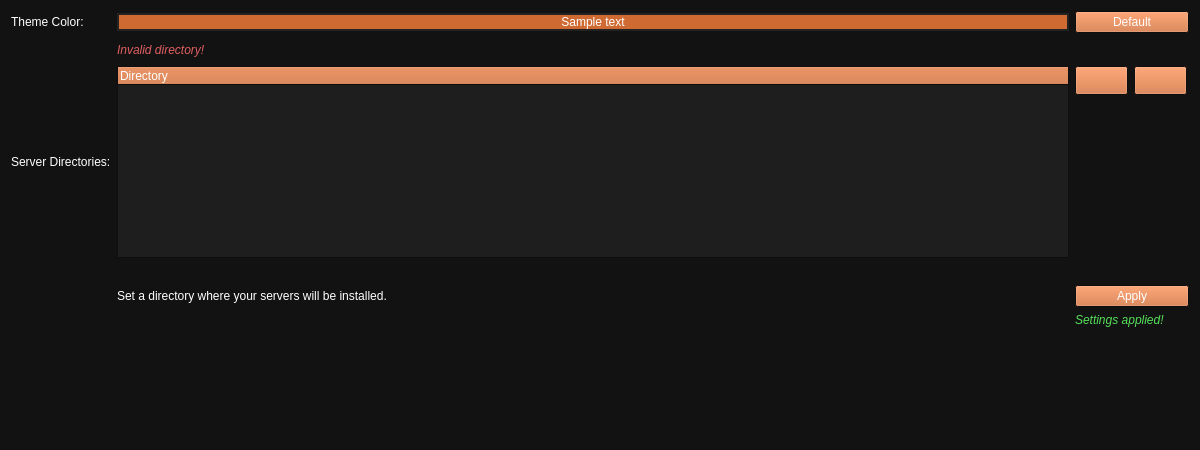
The window that ui/settingsdialog.ui (metootem/TF2-Dedicated-Server-Manager) describes before a commit, drawn with Qt 5.
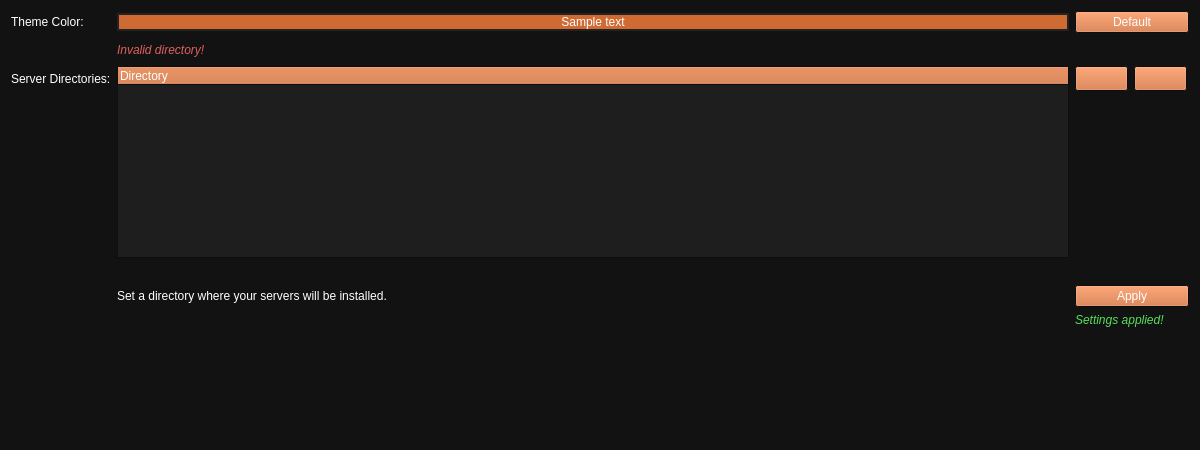
The same window after the commit. Icons and pictures are not drawn.

Commit message: PublicIP is now fetched only once when app opens Visual touchups for settings window Fix connect to server button trying to join when clicking cancel

Patch:
```diff
--- a/ui/settingsdialog.ui
+++ b/ui/settingsdialog.ui
@@ -1048,338 +1048,6 @@
        </property>
       </spacer>
      </item>
-     <item row="2" column="0">
-      <widget class="QLabel" name="lblSrvDir">
-       <property name="palette">
-        <palette>
-         <active>
-          <colorrole role="WindowText">
-           <brush brushstyle="SolidPattern">
-            <color alpha="255">
-             <red>255</red>
-             <green>255</green>
-             <blue>255</blue>
-            </color>
-           </brush>
-          </colorrole>
-          <colorrole role="Button">
-           <brush brushstyle="SolidPattern">
-            <color alpha="255">
-             <red>207</red>
-             <green>106</green>
-             <blue>50</blue>
-            </color>
-           </brush>
-          </colorrole>
-          <colorrole role="Dark">
-           <brush brushstyle="SolidPattern">
-            <color alpha="255">
-             <red>92</red>
-             <green>92</green>
-             <blue>92</blue>
-            </color>
-           </brush>
-          </colorrole>
-          <colorrole role="Mid">
-           <brush brushstyle="SolidPattern">
-            <color alpha="255">
-             <red>127</red>
-             <green>127</green>
-             <blue>127</blue>
-            </color>
-           </brush>
-          </colorrole>
-          <colorrole role="Text">
-           <brush brushstyle="SolidPattern">
-            <color alpha="255">
-             <red>255</red>
-             <green>255</green>
-             <blue>255</blue>
-            </color>
-           </brush>
-          </colorrole>
-          <colorrole role="ButtonText">
-           <brush brushstyle="SolidPattern">
-            <color alpha="255">
-             <red>255</red>
-             <green>255</green>
-             <blue>255</blue>
-            </color>
-           </brush>
-          </colorrole>
-          <colorrole role="Base">
-           <brush brushstyle="SolidPattern">
-            <color alpha="255">
-             <red>30</red>
-             <green>30</green>
-             <blue>30</blue>
-            </color>
-           </brush>
-          </colorrole>
-          <colorrole role="Window">
-           <brush brushstyle="SolidPattern">
-            <color alpha="255">
-             <red>18</red>
-             <green>18</green>
-             <blue>18</blue>
-            </color>
-           </brush>
-          </colorrole>
-          <colorrole role="Highlight">
-           <brush brushstyle="SolidPattern">
-            <color alpha="255">
-             <red>207</red>
-             <green>106</green>
-             <blue>50</blue>
-            </color>
-           </brush>
-          </colorrole>
-          <colorrole role="LinkVisited">
-           <brush brushstyle="SolidPattern">
-            <color alpha="255">
-             <red>255</red>
-             <green>158</green>
-             <blue>105</blue>
-            </color>
-           </brush>
-          </colorrole>
-          <colorrole role="AlternateBase">
-           <brush brushstyle="SolidPattern">
-            <color alpha="255">
-             <red>45</red>
-             <green>45</green>
-             <blue>45</blue>
-            </color>
-           </brush>
-          </colorrole>
-          <colorrole role="ToolTipBase">
-           <brush brushstyle="SolidPattern">
-            <color alpha="255">
-             <red>97</red>
-             <green>97</green>
-             <blue>97</blue>
-            </color>
-           </brush>
-          </colorrole>
-         </active>
-         <inactive>
-          <colorrole role="WindowText">
-           <brush brushstyle="SolidPattern">
-            <color alpha="255">
-             <red>255</red>
-             <green>255</green>
-             <blue>255</blue>
-            </color>
-           </brush>
-          </colorrole>
-          <colorrole role="Button">
-           <brush brushstyle="SolidPattern">
-            <color alpha="255">
-             <red>207</red>
-             <green>106</green>
-             <blue>50</blue>
-            </color>
-           </brush>
-          </colorrole>
-          <colorrole role="Dark">
-           <brush brushstyle="SolidPattern">
-            <color alpha="255">
-             <red>92</red>
-             <green>92</green>
-             <blue>92</blue>
-            </color>
-           </brush>
-          </colorrole>
-          <colorrole role="Mid">
-           <brush brushstyle="SolidPattern">
-            <color alpha="255">
-             <red>127</red>
-             <green>127</green>
-             <blue>127</blue>
-            </color>
-           </brush>
-          </colorrole>
-          <colorrole role="Text">
-           <brush brushstyle="SolidPattern">
-            <color alpha="255">
-             <red>255</red>
-             <green>255</green>
-             <blue>255</blue>
-            </color>
-           </brush>
-          </colorrole>
-          <colorrole role="ButtonText">
-           <brush brushstyle="SolidPattern">
-            <color alpha="255">
-             <red>255</red>
-             <green>255</green>
-             <blue>255</blue>
-            </color>
-           </brush>
-          </colorrole>
-          <colorrole role="Base">
-           <brush brushstyle="SolidPattern">
-            <color alpha="255">
-             <red>30</red>
-             <green>30</green>
-             <blue>30</blue>
-            </color>
-           </brush>
-          </colorrole>
-          <colorrole role="Window">
-           <brush brushstyle="SolidPattern">
-            <color alpha="255">
-             <red>18</red>
-             <green>18</green>
-             <blue>18</blue>
-            </color>
-           </brush>
-          </colorrole>
-          <colorrole role="Highlight">
-           <brush brushstyle="SolidPattern">
-            <color alpha="255">
-             <red>207</red>
-             <green>106</green>
-             <blue>50</blue>
-            </color>
-           </brush>
-          </colorrole>
-          <colorrole role="LinkVisited">
-           <brush brushstyle="SolidPattern">
-            <color alpha="255">
-             <red>255</red>
-             <green>158</green>
-             <blue>105</blue>
-            </color>
-           </brush>
-          </colorrole>
-          <colorrole role="AlternateBase">
-           <brush brushstyle="SolidPattern">
-            <color alpha="255">
-             <red>45</red>
-             <green>45</green>
-             <blue>45</blue>
-            </color>
-           </brush>
-          </colorrole>
-          <colorrole role="ToolTipBase">
-           <brush brushstyle="SolidPattern">
-            <color alpha="255">
-             <red>97</red>
-             <green>97</green>
-             <blue>97</blue>
-            </color>
-           </brush>
-          </colorrole>
-         </inactive>
-         <disabled>
-          <colorrole role="WindowText">
-           <brush brushstyle="SolidPattern">
-            <color alpha="255">
-             <red>92</red>
-             <green>92</green>
-             <blue>92</blue>
-            </color>
-           </brush>
-          </colorrole>
-          <colorrole role="Button">
-           <brush brushstyle="SolidPattern">
-            <color alpha="255">
-             <red>207</red>
-             <green>106</green>
-             <blue>50</blue>
-            </color>
-           </brush>
-          </colorrole>
-          <colorrole role="Dark">
-           <brush brushstyle="SolidPattern">
-            <color alpha="255">
-             <red>92</red>
-             <green>92</green>
-             <blue>92</blue>
-            </color>
-           </brush>
-          </colorrole>
-          <colorrole role="Mid">
-           <brush brushstyle="SolidPattern">
-            <color alpha="255">
-             <red>127</red>
-             <green>127</green>
-             <blue>127</blue>
-            </color>
-           </brush>
-          </colorrole>
-          <colorrole role="Text">
-           <brush brushstyle="SolidPattern">
-            <color alpha="255">
-             <red>92</red>
-             <green>92</green>
-             <blue>92</blue>
-            </color>
-           </brush>
-          </colorrole>
-          <colorrole role="ButtonText">
-           <brush brushstyle="SolidPattern">
-            <color alpha="255">
-             <red>92</red>
-             <green>92</green>
-             <blue>92</blue>
-            </color>
-           </brush>
-          </colorrole>
-          <colorrole role="Base">
-           <brush brushstyle="SolidPattern">
-            <color alpha="255">
-             <red>18</red>
-             <green>18</green>
-             <blue>18</blue>
-            </color>
-           </brush>
-          </colorrole>
-          <colorrole role="Window">
-           <brush brushstyle="SolidPattern">
-            <color alpha="255">
-             <red>18</red>
-             <green>18</green>
-             <blue>18</blue>
-            </color>
-           </brush>
-          </colorrole>
-          <colorrole role="LinkVisited">
-           <brush brushstyle="SolidPattern">
-            <color alpha="255">
-             <red>255</red>
-             <green>158</green>
-             <blue>105</blue>
-            </color>
-           </brush>
-          </colorrole>
-          <colorrole role="AlternateBase">
-           <brush brushstyle="SolidPattern">
-            <color alpha="255">
-             <red>45</red>
-             <green>45</green>
-             <blue>45</blue>
-            </color>
-           </brush>
-          </colorrole>
-          <colorrole role="ToolTipBase">
-           <brush brushstyle="SolidPattern">
-            <color alpha="255">
-             <red>97</red>
-             <green>97</green>
-             <blue>97</blue>
-            </color>
-           </brush>
-          </colorrole>
-         </disabled>
-        </palette>
-       </property>
-       <property name="text">
-        <string>Server Directories:</string>
-       </property>
-      </widget>
-     </item>
      <item row="0" column="2">
       <widget class="QPushButton" name="btnColorDefault">
        <property name="text">
@@ -1918,13 +1586,13 @@
          <property name="minimumSize">
           <size>
            <width>53</width>
-           <height>29</height>
+           <height>25</height>
           </size>
          </property>
          <property name="maximumSize">
           <size>
            <width>53</width>
-           <height>29</height>
+           <height>25</height>
           </size>
          </property>
          <property name="text">
@@ -1941,13 +1609,13 @@
          <property name="minimumSize">
           <size>
            <width>53</width>
-           <height>29</height>
+           <height>25</height>
           </size>
          </property>
          <property name="maximumSize">
           <size>
            <width>53</width>
-           <height>29</height>
+           <height>25</height>
           </size>
          </property>
          <property name="text">
@@ -2004,6 +1672,361 @@
        </column>
       </widget>
      </item>
+     <item row="2" column="0">
+      <layout class="QVBoxLayout" name="verticalLayout_2">
+       <item>
+        <widget class="QLabel" name="lblSrvDir">
+         <property name="minimumSize">
+          <size>
+           <width>0</width>
+           <height>25</height>
+          </size>
+         </property>
+         <property name="palette">
+          <palette>
+           <active>
+            <colorrole role="WindowText">
+             <brush brushstyle="SolidPattern">
+              <color alpha="255">
+               <red>255</red>
+               <green>255</green>
+               <blue>255</blue>
+              </color>
+             </brush>
+            </colorrole>
+            <colorrole role="Button">
+             <brush brushstyle="SolidPattern">
+              <color alpha="255">
+               <red>207</red>
+               <green>106</green>
+               <blue>50</blue>
+              </color>
+             </brush>
+            </colorrole>
+            <colorrole role="Dark">
+             <brush brushstyle="SolidPattern">
+              <color alpha="255">
+               <red>92</red>
+               <green>92</green>
+               <blue>92</blue>
+              </color>
+             </brush>
+            </colorrole>
+            <colorrole role="Mid">
+             <brush brushstyle="SolidPattern">
+              <color alpha="255">
+               <red>127</red>
+               <green>127</green>
+               <blue>127</blue>
+              </color>
+             </brush>
+            </colorrole>
+            <colorrole role="Text">
+             <brush brushstyle="SolidPattern">
+              <color alpha="255">
+               <red>255</red>
+               <green>255</green>
+               <blue>255</blue>
+              </color>
+             </brush>
+            </colorrole>
+            <colorrole role="ButtonText">
+             <brush brushstyle="SolidPattern">
+              <color alpha="255">
+               <red>255</red>
+               <green>255</green>
+               <blue>255</blue>
+              </color>
+             </brush>
+            </colorrole>
+            <colorrole role="Base">
+             <brush brushstyle="SolidPattern">
+              <color alpha="255">
+               <red>30</red>
+               <green>30</green>
+               <blue>30</blue>
+              </color>
+             </brush>
+            </colorrole>
+            <colorrole role="Window">
+             <brush brushstyle="SolidPattern">
+              <color alpha="255">
+               <red>18</red>
+               <green>18</green>
+               <blue>18</blue>
+              </color>
+             </brush>
+            </colorrole>
+            <colorrole role="Highlight">
+             <brush brushstyle="SolidPattern">
+              <color alpha="255">
+               <red>207</red>
+               <green>106</green>
+               <blue>50</blue>
+              </color>
+             </brush>
+            </colorrole>
+            <colorrole role="LinkVisited">
+             <brush brushstyle="SolidPattern">
+              <color alpha="255">
+               <red>255</red>
+               <green>158</green>
+               <blue>105</blue>
+              </color>
+             </brush>
+            </colorrole>
+            <colorrole role="AlternateBase">
+             <brush brushstyle="SolidPattern">
+              <color alpha="255">
+               <red>45</red>
+               <green>45</green>
+               <blue>45</blue>
+              </color>
+             </brush>
+            </colorrole>
+            <colorrole role="ToolTipBase">
+             <brush brushstyle="SolidPattern">
+              <color alpha="255">
+               <red>97</red>
+               <green>97</green>
+               <blue>97</blue>
+              </color>
+             </brush>
+            </colorrole>
+           </active>
+           <inactive>
+            <colorrole role="WindowText">
+             <brush brushstyle="SolidPattern">
+              <color alpha="255">
+               <red>255</red>
+               <green>255</green>
+               <blue>255</blue>
+              </color>
+             </brush>
+            </colorrole>
+            <colorrole role="Button">
+             <brush brushstyle="SolidPattern">
+              <color alpha="255">
+               <red>207</red>
+               <green>106</green>
+               <blue>50</blue>
+              </color>
+             </brush>
+            </colorrole>
+            <colorrole role="Dark">
+             <brush brushstyle="SolidPattern">
+              <color alpha="255">
+               <red>92</red>
+               <green>92</green>
+               <blue>92</blue>
+              </color>
+             </brush>
+            </colorrole>
+            <colorrole role="Mid">
+             <brush brushstyle="SolidPattern">
+              <color alpha="255">
+               <red>127</red>
+               <green>127</green>
+               <blue>127</blue>
+              </color>
+             </brush>
+            </colorrole>
+            <colorrole role="Text">
+             <brush brushstyle="SolidPattern">
+              <color alpha="255">
+               <red>255</red>
+               <green>255</green>
+               <blue>255</blue>
+              </color>
+             </brush>
+            </colorrole>
+            <colorrole role="ButtonText">
+             <brush brushstyle="SolidPattern">
+              <color alpha="255">
+               <red>255</red>
+               <green>255</green>
+               <blue>255</blue>
+              </color>
+             </brush>
+            </colorrole>
+            <colorrole role="Base">
+             <brush brushstyle="SolidPattern">
+              <color alpha="255">
+               <red>30</red>
+               <green>30</green>
+               <blue>30</blue>
+              </color>
+             </brush>
+            </colorrole>
+            <colorrole role="Window">
+             <brush brushstyle="SolidPattern">
+              <color alpha="255">
+               <red>18</red>
+               <green>18</green>
+               <blue>18</blue>
+              </color>
+             </brush>
+            </colorrole>
+            <colorrole role="Highlight">
+             <brush brushstyle="SolidPattern">
+              <color alpha="255">
+               <red>207</red>
+               <green>106</green>
+               <blue>50</blue>
+              </color>
+             </brush>
+            </colorrole>
+            <colorrole role="LinkVisited">
+             <brush brushstyle="SolidPattern">
+              <color alpha="255">
+               <red>255</red>
+               <green>158</green>
+               <blue>105</blue>
+              </color>
+             </brush>
+            </colorrole>
+            <colorrole role="AlternateBase">
+             <brush brushstyle="SolidPattern">
+              <color alpha="255">
+               <red>45</red>
+               <green>45</green>
+               <blue>45</blue>
+              </color>
+             </brush>
+            </colorrole>
+            <colorrole role="ToolTipBase">
+             <brush brushstyle="SolidPattern">
+              <color alpha="255">
+               <red>97</red>
+               <green>97</green>
+               <blue>97</blue>
+              </color>
+             </brush>
+            </colorrole>
+           </inactive>
+           <disabled>
+            <colorrole role="WindowText">
+             <brush brushstyle="SolidPattern">
+              <color alpha="255">
+               <red>92</red>
+               <green>92</green>
+               <blue>92</blue>
+              </color>
+             </brush>
+            </colorrole>
+            <colorrole role="Button">
+             <brush brushstyle="SolidPattern">
+              <color alpha="255">
+               <red>207</red>
+               <green>106</green>
+               <blue>50</blue>
+              </color>
+             </brush>
+            </colorrole>
+            <colorrole role="Dark">
+             <brush brushstyle="SolidPattern">
+              <color alpha="255">
+               <red>92</red>
+               <green>92</green>
+               <blue>92</blue>
+              </color>
+             </brush>
+            </colorrole>
+            <colorrole role="Mid">
+             <brush brushstyle="SolidPattern">
+              <color alpha="255">
+               <red>127</red>
+               <green>127</green>
+               <blue>127</blue>
+              </color>
+             </brush>
+            </colorrole>
+            <colorrole role="Text">
+             <brush brushstyle="SolidPattern">
+              <color alpha="255">
+               <red>92</red>
+               <green>92</green>
+               <blue>92</blue>
+              </color>
+             </brush>
+            </colorrole>
+            <colorrole role="ButtonText">
+             <brush brushstyle="SolidPattern">
+              <color alpha="255">
+               <red>92</red>
+               <green>92</green>
+               <blue>92</blue>
+              </color>
+             </brush>
+            </colorrole>
+            <colorrole role="Base">
+             <brush brushstyle="SolidPattern">
+              <color alpha="255">
+               <red>18</red>
+               <green>18</green>
+               <blue>18</blue>
+              </color>
+             </brush>
+            </colorrole>
+            <colorrole role="Window">
+             <brush brushstyle="SolidPattern">
+              <color alpha="255">
+               <red>18</red>
+               <green>18</green>
+               <blue>18</blue>
+              </color>
+             </brush>
+            </colorrole>
+            <colorrole role="LinkVisited">
+             <brush brushstyle="SolidPattern">
+              <color alpha="255">
+               <red>255</red>
+               <green>158</green>
+               <blue>105</blue>
+              </color>
+             </brush>
+            </colorrole>
+            <colorrole role="AlternateBase">
+             <brush brushstyle="SolidPattern">
+              <color alpha="255">
+               <red>45</red>
+               <green>45</green>
+               <blue>45</blue>
+              </color>
+             </brush>
+            </colorrole>
+            <colorrole role="ToolTipBase">
+             <brush brushstyle="SolidPattern">
+              <color alpha="255">
+               <red>97</red>
+               <green>97</green>
+               <blue>97</blue>
+              </color>
+             </brush>
+            </colorrole>
+           </disabled>
+          </palette>
+         </property>
+         <property name="text">
+          <string>Server Directories:</string>
+         </property>
+        </widget>
+       </item>
+       <item>
+        <spacer name="verticalSpacer_5">
+         <property name="orientation">
+          <enum>Qt::Orientation::Vertical</enum>
+         </property>
+         <property name="sizeHint" stdset="0">
+          <size>
+           <width>20</width>
+           <height>40</height>
+          </size>
+         </property>
+        </spacer>
+       </item>
+      </layout>
+     </item>
     </layout>
    </item>
   </layout>
```
The commit also changes 4 other files.
